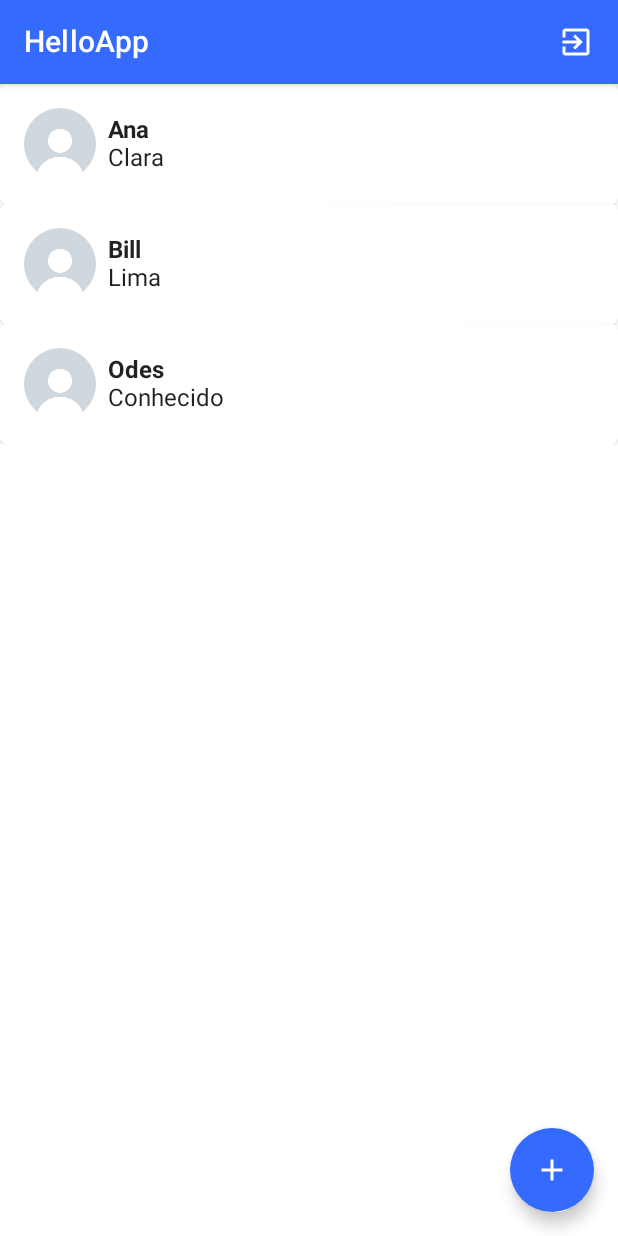
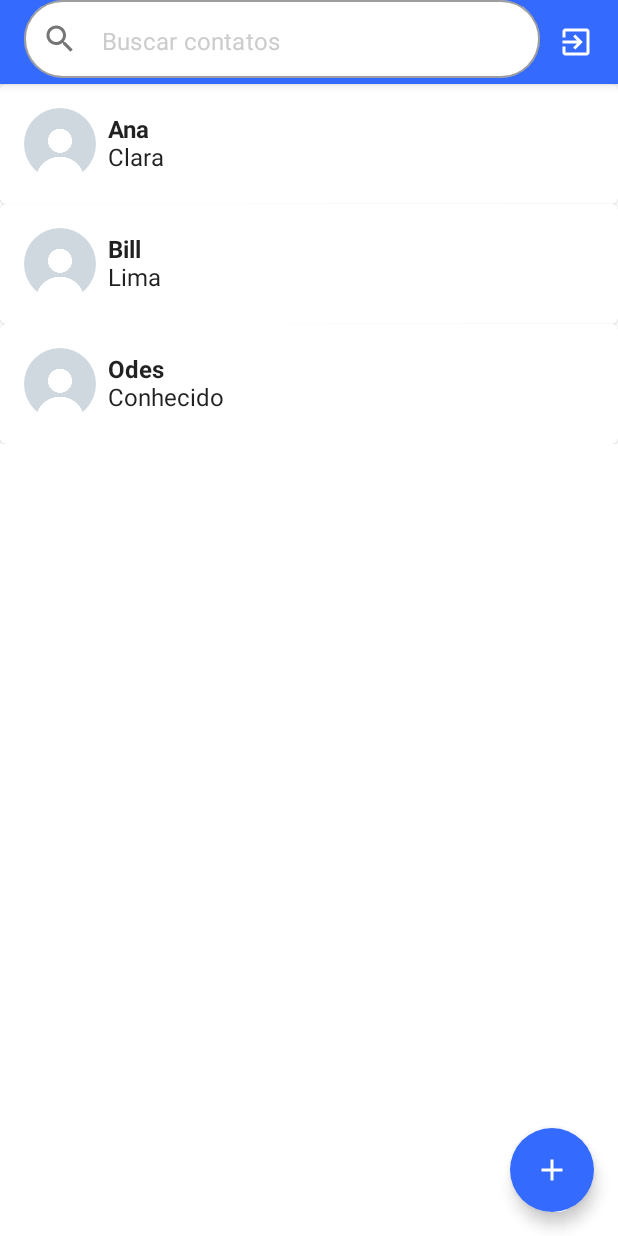
Before and after one commit to poncerapha/HelloApp, an Android app built with Jetpack Compose: the @Preview function ListaContatosPreview, on a phone screen of 412 x 824 dp. Run offline under Robolectric (Android 15) with nearby library versions, the phone set to English and light mode, and no system bars; our stand-ins replace Room's generated code; pictures from the network do not load.

Commit message:
feat: search contact by name

```diff
--- a/app/src/main/java/br/com/alura/helloapp/database/ContatoDao.kt
+++ b/app/src/main/java/br/com/alura/helloapp/database/ContatoDao.kt
@@ -21,4 +21,7 @@ interface ContatoDao {
 
     @Query("DELETE FROM Contato WHERE id = :id")
     suspend fun deletaContato(id: Long)
+
+    @Query("SELECT * FROM Contato WHERE nome like :valor || '%'  ")
+    fun buscaParcial(valor: String): Flow<List<Contato>>
 }
--- a/app/src/main/java/br/com/alura/helloapp/navigation/HomeGraphNavigation.kt
+++ b/app/src/main/java/br/com/alura/helloapp/navigation/HomeGraphNavigation.kt
@@ -2,6 +2,7 @@ package br.com.alura.helloapp.navigation
 
 import androidx.compose.runtime.collectAsState
 import androidx.compose.runtime.getValue
+import androidx.compose.runtime.rememberCoroutineScope
 import androidx.hilt.navigation.compose.hiltViewModel
 import androidx.navigation.NavGraphBuilder
 import androidx.navigation.NavHostController
@@ -12,6 +13,7 @@ import br.com.alura.helloapp.ui.home.ListaContatosTela
 import br.com.alura.helloapp.ui.home.ListaContatosViewModel
 import br.com.alura.helloapp.ui.navegaParaDetalhes
 import br.com.alura.helloapp.ui.navegaParaFormularioContato
+import kotlinx.coroutines.launch
 
 fun NavGraphBuilder.homeGraph(
     navController: NavHostController
@@ -23,9 +25,15 @@ fun NavGraphBuilder.homeGraph(
         composable(route = DestinosHelloApp.ListaContatos.rota) {
             val viewModel = hiltViewModel<ListaContatosViewModel>()
             val state by viewModel.uiState.collectAsState()
+            val coroutineScope = rememberCoroutineScope()
 
             ListaContatosTela(
                 state = state,
+                onClickBusca = { valorBusca ->
+                    coroutineScope.launch {
+                        viewModel.buscarParcialmente(valorBusca)
+                    }
+                },
                 onClickAbreDetalhes = { idContato ->
                     navController.navegaParaDetalhes(idContato)
                 },
--- a/app/src/main/java/br/com/alura/helloapp/ui/home/ListaContatosTela.kt
+++ b/app/src/main/java/br/com/alura/helloapp/ui/home/ListaContatosTela.kt
@@ -5,11 +5,17 @@ import androidx.compose.foundation.layout.*
 import androidx.compose.foundation.lazy.LazyColumn
 import androidx.compose.foundation.lazy.items
 import androidx.compose.foundation.shape.CircleShape
+import androidx.compose.foundation.shape.RoundedCornerShape
 import androidx.compose.material.*
 import androidx.compose.material.icons.Icons
 import androidx.compose.material.icons.filled.Add
 import androidx.compose.material.icons.filled.ExitToApp
+import androidx.compose.material.icons.filled.Search
 import androidx.compose.runtime.Composable
+import androidx.compose.runtime.getValue
+import androidx.compose.runtime.mutableStateOf
+import androidx.compose.runtime.remember
+import androidx.compose.runtime.setValue
 import androidx.compose.ui.Alignment
 import androidx.compose.ui.Modifier
 import androidx.compose.ui.draw.clip
@@ -31,9 +37,15 @@ fun ListaContatosTela(
     onClickDesloga: () -> Unit = {},
     onClickAbreDetalhes: (Long) -> Unit = {},
     onClickAbreCadastro: () -> Unit = {},
+    onClickBusca: (valor: String) -> Unit = {}
 ) {
     Scaffold(
-        topBar = { AppBarListaContatos(onClickDesloga = onClickDesloga) },
+        topBar = {
+            AppBarListaContatos(
+                onClickDesloga = onClickDesloga,
+                onClickBusca = { valorBusca -> onClickBusca(valorBusca) }
+            )
+        },
         floatingActionButton = {
             FloatingActionButton(
                 backgroundColor = MaterialTheme.colors.primary,
@@ -57,9 +69,42 @@ fun ListaContatosTela(
 }
 
 @Composable
-fun AppBarListaContatos(onClickDesloga: () -> Unit) {
+fun AppBarListaContatos(onClickDesloga: () -> Unit, onClickBusca: (valor: String) -> Unit) {
     TopAppBar(
-        title = { Text(text = stringResource(id = R.string.nome_do_app)) },
+        title = {
+            Row(
+                Modifier
+                    .fillMaxWidth()
+                    .fillMaxHeight()
+                    .padding(bottom = 4.dp),
+                verticalAlignment = Alignment.CenterVertically
+            ) {
+                var textoDaBusca by remember { mutableStateOf("") }
+
+                OutlinedTextField(
+                    modifier = Modifier
+                        .fillMaxWidth()
+                        .fillMaxHeight(),
+                    leadingIcon = {
+                        Icon(
+                            imageVector = Icons.Default.Search, contentDescription = null,
+                        )
+                    },
+                    value = textoDaBusca,
+                    onValueChange = {
+                        textoDaBusca = it
+                        onClickBusca(it)
+                    },
+                    colors = TextFieldDefaults.outlinedTextFieldColors(
+                        textColor = Color.Gray,
+                        placeholderColor = Color.LightGray,
+                        backgroundColor = Color.White
+                    ),
+                    placeholder = { Text("Buscar contatos") },
+                    shape = RoundedCornerShape(100)
+                )
+            }
+        },
         actions = {
             IconButton(
                 onClick = onClickDesloga
--- a/app/src/main/java/br/com/alura/helloapp/ui/home/ListaContatosViewModel.kt
+++ b/app/src/main/java/br/com/alura/helloapp/ui/home/ListaContatosViewModel.kt
@@ -15,7 +15,6 @@ import kotlinx.coroutines.launch
 class ListaContatosViewModel @Inject constructor(
     private val contatoDao: ContatoDao
 ) : ViewModel() {
-
     private val _uiState = MutableStateFlow(ListaContatosUiState())
     val uiState: StateFlow<ListaContatosUiState>
         get() = _uiState.asStateFlow()
@@ -30,4 +29,12 @@ class ListaContatosViewModel @Inject constructor(
             }
         }
     }
+
+    suspend fun buscarParcialmente(valor: String) {
+        contatoDao.buscaParcial(valor).collect { contatosBuscados ->
+            _uiState.value = _uiState.value.copy(
+                contatos = contatosBuscados
+            )
+        }
+    }
 }
```
